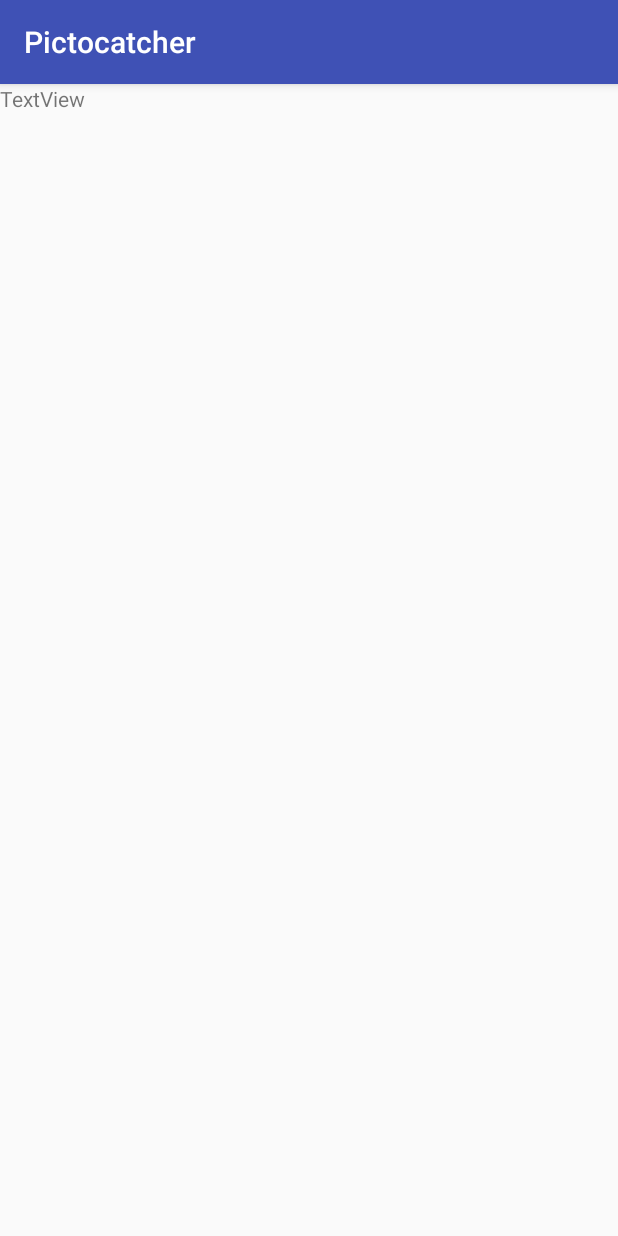
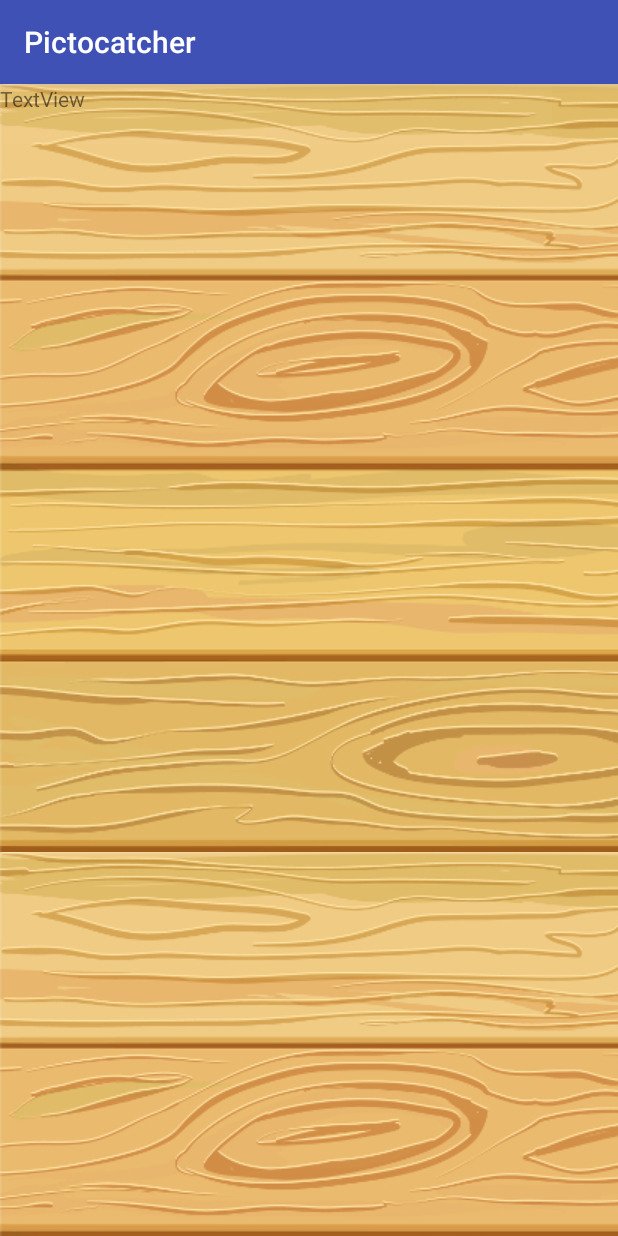
Before and after one commit to JavierAntoran/pictocatcher, an Android app: the ShowCaptureActivity screen opened directly, with no data from a screen before it, on a phone screen of 412 x 824 dp. Run offline under Robolectric (Android 15) with nearby library versions, the phone set to English and light mode, and no system bars; 3 statements that could not run were skipped.

Commit message:
Add texture

```diff
--- a/android/pictocatcher/app/src/main/res/layout/show_capture.xml
+++ b/android/pictocatcher/app/src/main/res/layout/show_capture.xml
@@ -4,6 +4,7 @@
     xmlns:tools="http://schemas.android.com/tools"
     android:layout_width="match_parent"
     android:layout_height="match_parent"
+    android:background="@drawable/background_texture"
     tools:context="es.unizar.cps.cav.pictocatcher.ShowCaptureActivity">
 
     <ImageView
```
